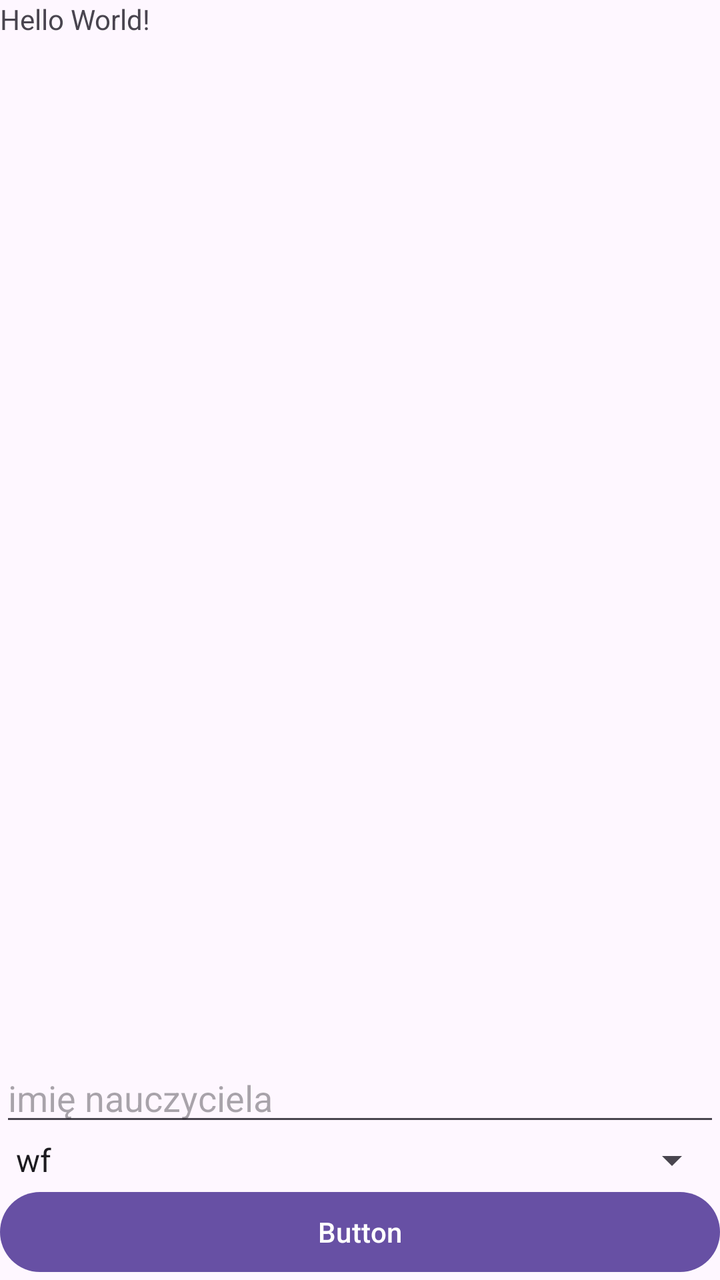
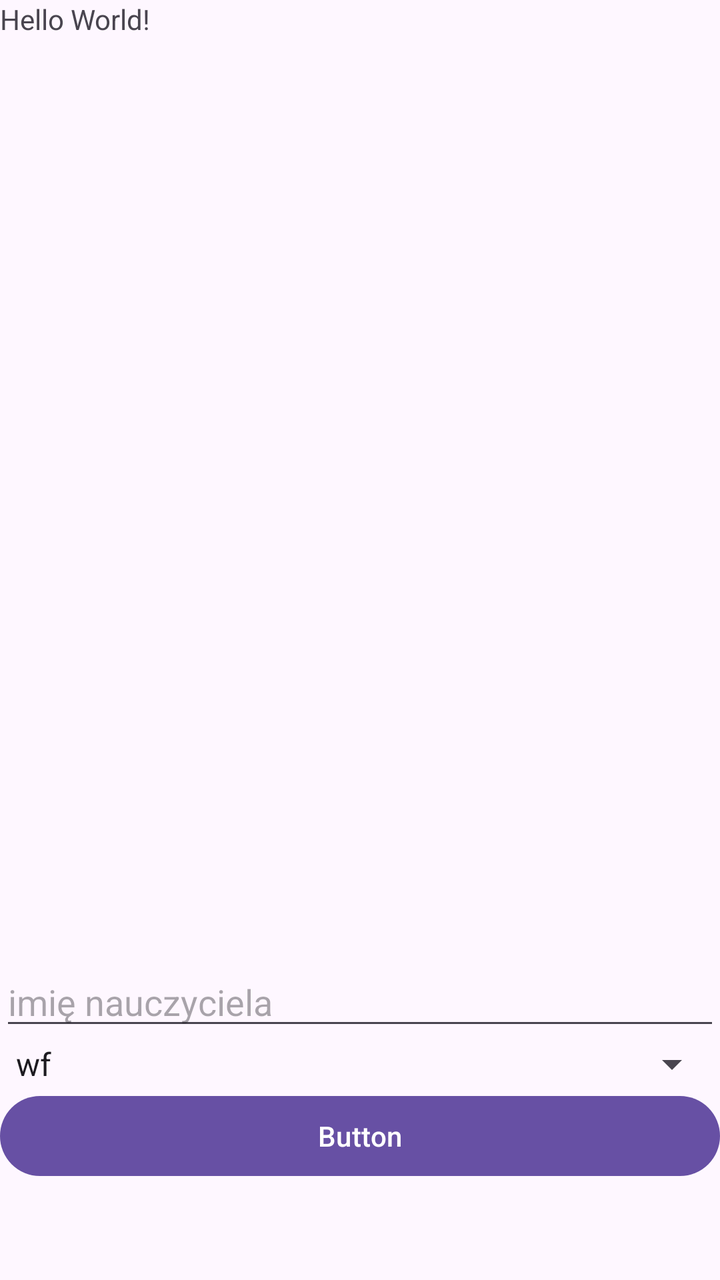

Compare the two renders of this Android layout. The source of the first and the diff that turns it into the second are given below.
<!-- AndroidManifest.xml: application theme Theme.RoomBazaDanychT -->
<!-- res/layout/activity_main.xml -->
<?xml version="1.0" encoding="utf-8"?>
<LinearLayout xmlns:android="http://schemas.android.com/apk/res/android"
    xmlns:app="http://schemas.android.com/apk/res-auto"
    xmlns:tools="http://schemas.android.com/tools"
    android:id="@+id/main"
    android:layout_width="match_parent"
    android:layout_height="match_parent"
    android:orientation="vertical"
    tools:context=".MainActivity">

    <TextView
        android:layout_width="wrap_content"
        android:layout_height="wrap_content"
        android:text="Hello World!" />

    <ListView
        android:id="@+id/listView"
        android:layout_width="match_parent"
        android:layout_height="wrap_content"
        android:layout_weight="1"/>

    <EditText
        android:id="@+id/editTextTextPersonName"
        android:layout_width="match_parent"
        android:layout_height="wrap_content"
        android:ems="10"
        android:inputType="text"
        android:hint="imię nauczyciela"
         />

    <Spinner
        android:id="@+id/spinner"
        android:layout_width="match_parent"
        android:layout_height="wrap_content"
        android:entries="@array/przedmioty"
        />

    <Button
        android:id="@+id/button"
        android:layout_width="match_parent"
        android:layout_height="wrap_content"
        android:text="Button" />


</LinearLayout>
<!-- resources referenced by this layout -->
<resources>
  <string-array name="przedmioty">
          <item>wf</item>
          <item>plastyka</item>
          <item>informatyka</item>
          <item>programowanie</item>
          <item>fizyka</item>
          <item>język angielski</item>
          <item>język chiński</item>
      </string-array>
  <style name="Theme.RoomBazaDanychT" parent="Base.Theme.RoomBazaDanychT" />
  <style name="Base.Theme.RoomBazaDanychT" parent="Theme.Material3.DayNight.NoActionBar">
          
          
      </style>
</resources>

<!-- the commit's change to res/layout/activity_main.xml (unified diff, before → after) -->
@@ -41,5 +41,12 @@
         android:layout_height="wrap_content"
         android:text="Button" />
 
+    <Button
+        android:id="@+id/buttonAktualizacja"
+        android:layout_width="match_parent"
+        android:layout_height="wrap_content"
+        android:visibility="invisible"
+        android:text="uaktualnij" />
+
 
 </LinearLayout>
